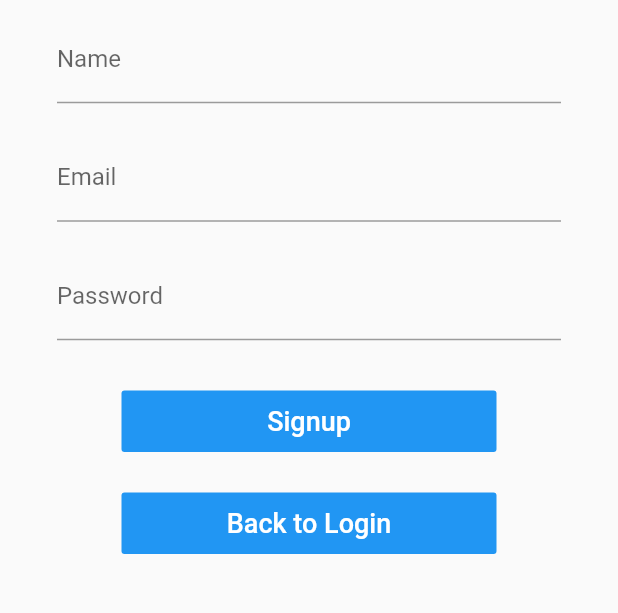
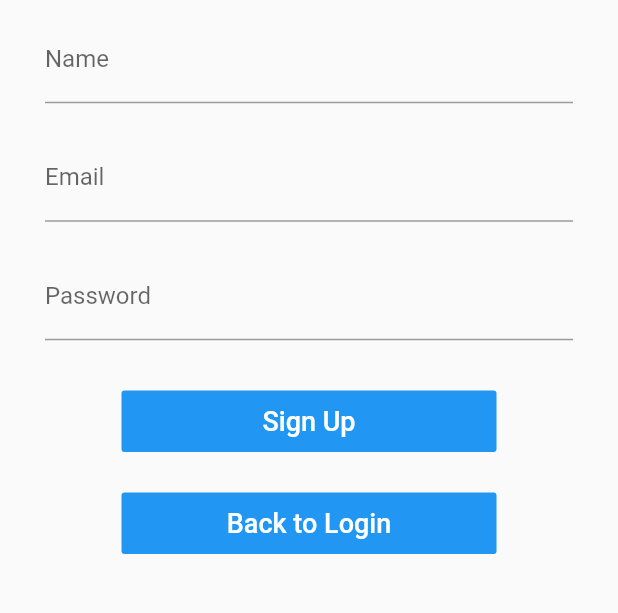
Before and after one commit to sumithpdd/FlutterInstagramFirebase, a Flutter app: the SignupScreen screen opened by its route, on a phone screen of 412 x 824 dp, the part 385-998 px from its top. Run offline on Flutter 3.47's test engine with Material 2 defaults, Android fonts, the phone set to English and light mode, and no system bars; our stand-ins replace cached_network_image, cloud_firestore, firebase_auth, firebase_storage, flutter_image_compress, image_cropper and 1 more; missing offline and left inert: animator; accounts and stored records are empty.

Commit message:
Final cleanup

```diff
--- a/flutter_instagram_firebase/lib/screens/create_post.dart
+++ b/flutter_instagram_firebase/lib/screens/create_post.dart
@@ -85,7 +85,7 @@ class _CreatePostScreenState extends State<CreatePostScreen> {
     Navigator.pop(context);
     File imageFile = await ImagePicker.pickImage(source: source);
     if (imageFile != null) {
-      // imageFile = await _cropImage(imageFile);
+      imageFile = await _cropImage(imageFile);
       setState(() {
         _image = imageFile;
       });
--- a/flutter_instagram_firebase/lib/screens/profile_screen.dart
+++ b/flutter_instagram_firebase/lib/screens/profile_screen.dart
@@ -107,7 +107,7 @@ class _ProfileScreenState extends State<ProfileScreen> {
   }
 
   _displayButton(User user) {
-    return user.id == Provider.of<UserData>(context).currentUserId
+    return user.id == Provider.of<UserData>(context,listen: false).currentUserId
         ? Container(
             width: 200.0,
             child: FlatButton(
--- a/flutter_instagram_firebase/lib/screens/signup_screen.dart
+++ b/flutter_instagram_firebase/lib/screens/signup_screen.dart
@@ -10,6 +10,15 @@ class SignupScreen extends StatefulWidget {
 class _SignupScreenState extends State<SignupScreen> {
   final _formKey = GlobalKey<FormState>();
   String _name, _email, _password;
+
+  _submit() {
+    if (_formKey.currentState.validate()) {
+      _formKey.currentState.save();
+      // Logging in the user w/ Firebase
+      AuthService.signUpUser(context, _name, _email, _password);
+    }
+  }
+
   @override
   Widget build(BuildContext context) {
     return Scaffold(
@@ -22,7 +31,10 @@ class _SignupScreenState extends State<SignupScreen> {
             children: <Widget>[
               Text(
                 'Instagram',
-                style: TextStyle(fontFamily: 'Billabong', fontSize: 50.0),
+                style: TextStyle(
+                  fontFamily: 'Billabong',
+                  fontSize: 50.0,
+                ),
               ),
               Form(
                 key: _formKey,
@@ -30,8 +42,8 @@ class _SignupScreenState extends State<SignupScreen> {
                   mainAxisSize: MainAxisSize.min,
                   children: <Widget>[
                     Padding(
-                      padding: const EdgeInsets.symmetric(
-                        horizontal: 38.0,
+                      padding: EdgeInsets.symmetric(
+                        horizontal: 30.0,
                         vertical: 10.0,
                       ),
                       child: TextFormField(
@@ -43,8 +55,8 @@ class _SignupScreenState extends State<SignupScreen> {
                       ),
                     ),
                     Padding(
-                      padding: const EdgeInsets.symmetric(
-                        horizontal: 38.0,
+                      padding: EdgeInsets.symmetric(
+                        horizontal: 30.0,
                         vertical: 10.0,
                       ),
                       child: TextFormField(
@@ -56,22 +68,20 @@ class _SignupScreenState extends State<SignupScreen> {
                       ),
                     ),
                     Padding(
-                      padding: const EdgeInsets.symmetric(
-                        horizontal: 38.0,
+                      padding: EdgeInsets.symmetric(
+                        horizontal: 30.0,
                         vertical: 10.0,
                       ),
                       child: TextFormField(
                         decoration: InputDecoration(labelText: 'Password'),
                         validator: (input) => input.length < 6
-                            ? 'Must be atleast 6 characters '
+                            ? 'Must be at least 6 characters'
                             : null,
                         onSaved: (input) => _password = input,
                         obscureText: true,
                       ),
                     ),
-                    SizedBox(
-                      height: 20.0,
-                    ),
+                    SizedBox(height: 20.0),
                     Container(
                       width: 250.0,
                       child: FlatButton(
@@ -79,7 +89,7 @@ class _SignupScreenState extends State<SignupScreen> {
                         color: Colors.blue,
                         padding: EdgeInsets.all(10.0),
                         child: Text(
-                          'Signup',
+                          'Sign Up',
                           style: TextStyle(
                             color: Colors.white,
                             fontSize: 18.0,
@@ -87,9 +97,7 @@ class _SignupScreenState extends State<SignupScreen> {
                         ),
                       ),
                     ),
-                    SizedBox(
-                      height: 20.0,
-                    ),
+                    SizedBox(height: 20.0),
                     Container(
                       width: 250.0,
                       child: FlatButton(
@@ -104,7 +112,7 @@ class _SignupScreenState extends State<SignupScreen> {
                           ),
                         ),
                       ),
-                    )
+                    ),
                   ],
                 ),
               ),
@@ -114,11 +122,4 @@ class _SignupScreenState extends State<SignupScreen> {
       ),
     );
   }
-
-  void _submit() {
-    if (_formKey.currentState.validate()) {
-      _formKey.currentState.save();
-      AuthService.signUpUser(context, _name, _email, _password);
-    }
-  }
 }
--- a/flutter_instagram_firebase/lib/services/auth_service.dart
+++ b/flutter_instagram_firebase/lib/services/auth_service.dart
@@ -36,7 +36,7 @@ class AuthService {
 
   static void login(String email, String password) async {
     try {
-      _auth.signInWithEmailAndPassword(email: email, password: password);
+      await _auth.signInWithEmailAndPassword(email: email, password: password);
     } catch (e) {
       print(e);
     }
```
Also changed, not shown: flutter_instagram_firebase/lib/screens/edit_profile_screen.dart (+70 -48 lines), flutter_instagram_firebase/lib/screens/login_screen.dart (+25 -27 lines), flutter_instagram_firebase/lib/screens/search_screen.dart (+38 -33 lines), flutter_instagram_firebase/lib/services/storage_service.dart (+4 -3 lines), 1 other file.
